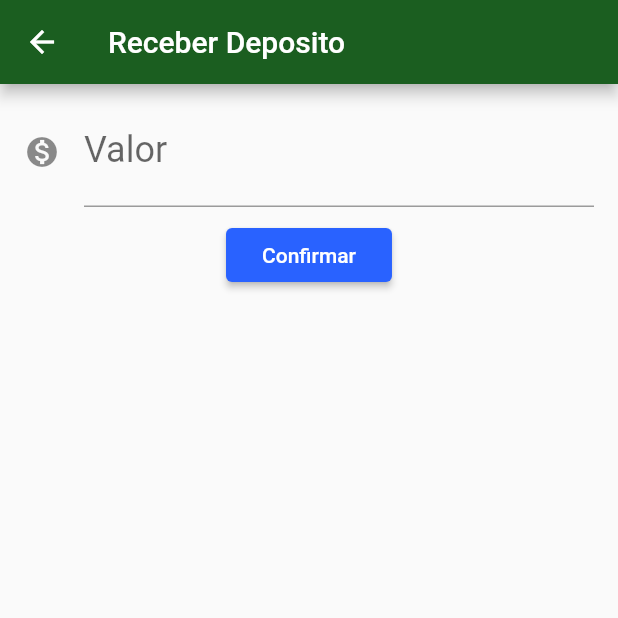
After one commit to gabrielvcunha/alura-formacao-flutter, a Flutter app: the screen it shows after launch, after a tap on "Receber depósito", on a phone screen of 412 x 824 dp, the top half of it. The commit adds this screen. Run offline on Flutter 3.47's test engine with Material 2 defaults, Android fonts, the light colour scheme and no system bars.

Commit message:
Gerenciamento de Estados - Aula 03.4 Deposito

```diff
--- a/bytebank/lib/screens/dashboard/dashboard.dart
+++ b/bytebank/lib/screens/dashboard/dashboard.dart
@@ -1,5 +1,6 @@
 import 'package:bytebank/models/saldo.dart';
 import 'package:bytebank/screens/dashboard/saldo_card.dart';
+import 'package:bytebank/screens/deposito/formulario.dart';
 import 'package:flutter/material.dart';
 import 'package:provider/provider.dart';
 
@@ -16,9 +17,9 @@ class Dashboard extends StatelessWidget {
           ),
           Consumer<Saldo>(
             builder: (context, saldo, child) => RaisedButton(
-              child: Text("Adiciona"),
+              child: Text("Receber depósito"),
               onPressed: () {
-                saldo.subtrai(10);
+                Navigator.push(context, MaterialPageRoute(builder: (context) => FormularioDeposito()));
               },
             ),
           )
--- /dev/null
+++ b/bytebank/lib/screens/deposito/formulario.dart
@@ -0,0 +1,38 @@
+import 'package:bytebank/components/editor.dart';
+import 'package:flutter/material.dart';
+
+const _tituloAppBar = "Receber Deposito";
+const _rotuloCampoValor = "Valor";
+const _dicaCampoValor = "0.00";
+const _textoBotaoConfirmar = "Confirmar";
+
+class FormularioDeposito extends StatelessWidget {
+  final TextEditingController _controladorCampoValor = TextEditingController();
+
+  @override
+  Widget build(BuildContext context) => Scaffold(
+        appBar: AppBar(title: Text(_tituloAppBar)),
+        body: SingleChildScrollView(
+          child: Column(
+            children: <Widget>[
+              Editor(
+                controlador: _controladorCampoValor,
+                rotulo: _rotuloCampoValor,
+                dica: _dicaCampoValor,
+                icone: Icons.monetization_on,
+              ),
+              RaisedButton(
+                child: Text(_textoBotaoConfirmar),
+                onPressed: () {
+                  Navigator.pop(context, _criaDeposito());
+                },
+              ),
+            ],
+          ),
+        ),
+      );
+
+  void _criaDeposito() {
+
+  }
+}
```
